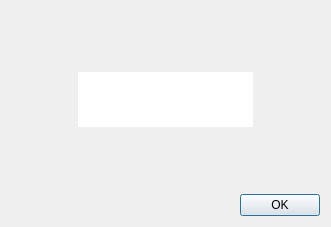
veaceslav/qpass-qt5, file dialogs/PasswordViewer.ui: the form before one commit.
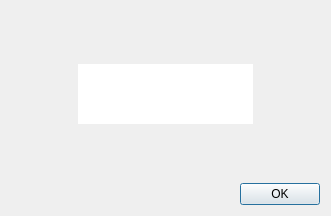
The form after the commit.

Commit message: Changed maximum height in PasswordViewer

What changed in the file:
```diff
--- a/dialogs/PasswordViewer.ui
+++ b/dialogs/PasswordViewer.ui
@@ -7,7 +7,7 @@
     <x>0</x>
     <y>0</y>
     <width>331</width>
-    <height>227</height>
+    <height>216</height>
    </rect>
   </property>
   <property name="windowTitle">
@@ -79,7 +79,7 @@
        <property name="maximumSize">
         <size>
          <width>175</width>
-         <height>55</height>
+         <height>60</height>
         </size>
        </property>
        <property name="frameShape">
```
